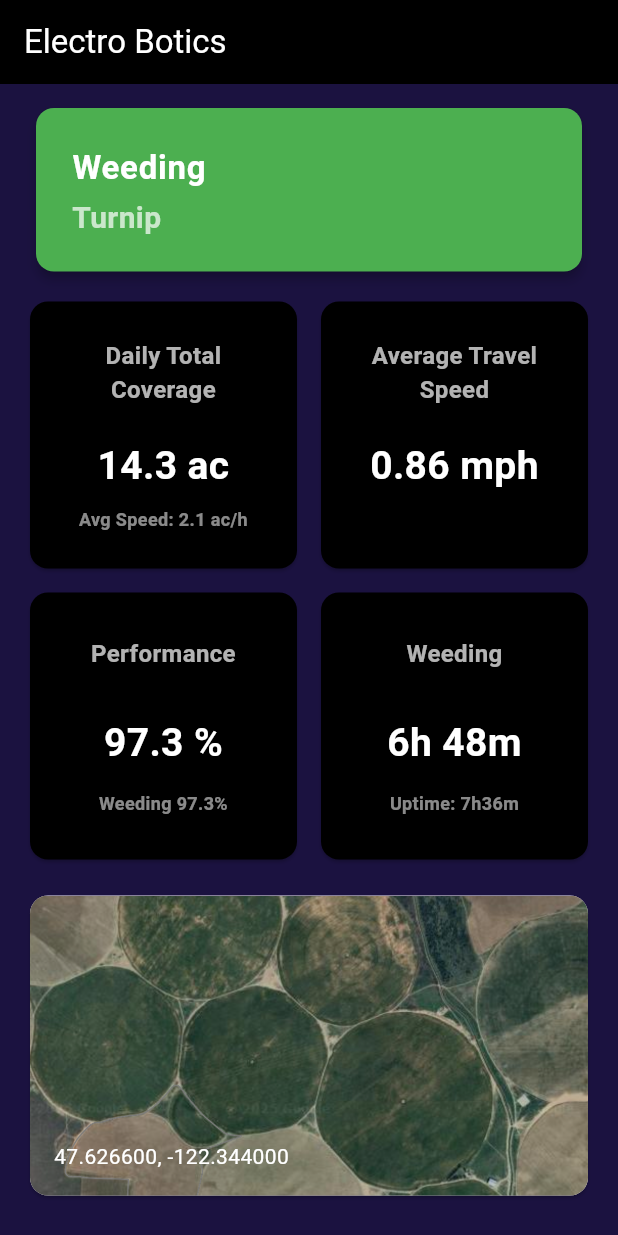
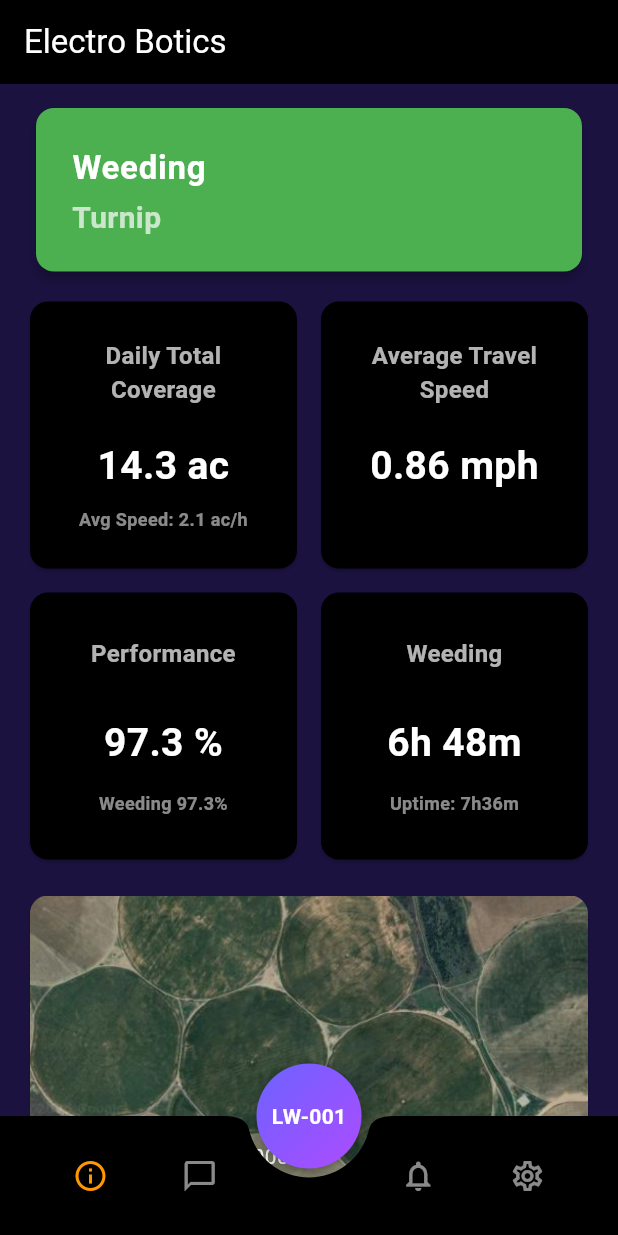
Before and after one commit to timmytimmytimmytime/flutter_crossplatform_demo, a Flutter app: the screen it shows after launch, on a phone screen of 412 x 824 dp. Run offline on Flutter 3.47's test engine with Material 3 defaults, Android fonts, the phone set to English and light mode, and no system bars; missing offline and left inert: window_manager; Roboto replaces fonts that are missing (Exo 2).

Commit message:
Adding bottom nav, inner screen routing, info/chat/notifications/settings screens, machine picker FAB/menu

```diff
--- a/lib/main.dart
+++ b/lib/main.dart
@@ -1,5 +1,5 @@
 import 'package:flutter/material.dart';
-import 'src/app.dart';
+import 'src/app/app.dart';
 import 'dart:io' show Platform;
 import 'package:flutter/foundation.dart' show kIsWeb;
 import 'package:window_manager/window_manager.dart';
--- a/lib/src/app.dart
+++ /dev/null
@@ -1,66 +0,0 @@
-import 'package:flutter/material.dart';
-import 'widgets/card/status_card/status_card.dart';
-import 'widgets/card/metric_card/metric_card.dart';
-import 'widgets/card/map_card/map_card.dart';
-import 'widgets/viewport/adaptive_viewport.dart';
-
-class App extends StatelessWidget {
-  const App({super.key});
-
-  @override
-  Widget build(BuildContext context) {
-    return MaterialApp(
-      home: AdaptiveViewport(
-        child: Scaffold(
-          // backgroundColor: #0A0024,
-          backgroundColor: const Color(0xFF1B1240),
-          appBar: AppBar(
-            title: Text(
-              'Electro Botics',
-              style: const TextStyle(color: Colors.white),
-            ),
-            backgroundColor: Colors.black,
-          ),
-          body: Center(
-            child: Column(
-              children: [
-                StatusCard(title: 'Weeding', subtitle: 'Turnip'),
-                GridView.count(
-                  padding: const EdgeInsets.only(left: 16, top: 16, right: 16),
-                  crossAxisCount: 2,
-                  shrinkWrap: true,
-                  physics: const NeverScrollableScrollPhysics(),
-                  crossAxisSpacing: 8,
-                  mainAxisSpacing: 8,
-                  children: const [
-                    MetricCard(
-                      title: 'Daily Total Coverage',
-                      value: '14.3 ac',
-                      subtitle: 'Avg Speed: 2.1 ac/h',
-                    ),
-                    MetricCard(
-                      title: 'Average Travel Speed',
-                      value: '0.86 mph',
-                      subtitle: ' ',
-                    ),
-                    MetricCard(
-                      title: 'Performance',
-                      value: '97.3 %',
-                      subtitle: 'Weeding 97.3%',
-                    ),
-                    MetricCard(
-                      title: 'Weeding',
-                      value: '6h 48m',
-                      subtitle: 'Uptime: 7h36m',
-                    ),
-                  ],
-                ),
-                MapCard(),
-              ],
-            ),
-          ),
-        ),
-      ),
-    );
-  }
-}
--- /dev/null
+++ b/lib/src/app/app.dart
@@ -0,0 +1,18 @@
+import 'package:flutter/material.dart';
+import '../widgets/viewport/adaptive_viewport.dart';
+import 'app_routes.dart';
+
+class App extends StatelessWidget {
+  const App({super.key});
+
+  @override
+  Widget build(BuildContext context) {
+    return AdaptiveViewport(
+      child: MaterialApp(
+        // home: HomeScreen(),
+        onGenerateRoute: generateRoute,
+        theme: ThemeData.dark(useMaterial3: true),
+      ),
+    );
+  }
+}
--- /dev/null
+++ b/lib/src/app/app_routes.dart
@@ -0,0 +1,22 @@
+import 'package:flutter/material.dart';
+import '../screens/home/home_screen.dart';
+import '../screens/chat/chat_screen.dart';
+import '../screens/metrics/metric_details.dart';
+
+class AppRoutes {
+  static const home = '/';
+  static const chat = '/chat';
+}
+
+Route<dynamic> generateRoute(RouteSettings settings) {
+  switch (settings.name) {
+    case AppRoutes.home:
+      return MaterialPageRoute(builder: (_) => const HomeScreen());
+    case AppRoutes.chat:
+      return MaterialPageRoute(builder: (_) => const ChatScreen());
+    default:
+      return MaterialPageRoute(
+        builder: (_) => MetricScreen(metricTileNumber: settings.name ?? ''),
+      );
+  }
+}
--- a/lib/src/screens/home/home_screen.dart
+++ b/lib/src/screens/home/home_screen.dart
@@ -1,12 +1,100 @@
 import 'package:flutter/material.dart';
+import '../machines/machine_info.dart';
+import '../chat/chat_screen.dart';
+import '../notifications/notifications_screen.dart';
+import '../settings/settings_screen.dart';
+import '../../widgets/machine_picker/machine_picker_button.dart';
 
-class HomeScreen extends StatelessWidget {
+class HomeScreen extends StatefulWidget {
   const HomeScreen({super.key});
 
   @override
+  State<HomeScreen> createState() => _HomeScreenState();
+}
+
+class _HomeScreenState extends State<HomeScreen> {
+  int _selectedIndex = 0;
+  String _activeMachine = 'LW-001';
+
+  final _tabs = const [
+    MachineInfoScreen(),
+    ChatScreen(),
+    NotificationsScreen(),
+    SettingsScreen(),
+  ];
+
+  void _onItemTapped(int index) => setState(() => _selectedIndex = index);
+
+  void _showMachineSelector(BuildContext context) {
+    showModalBottomSheet(
+      context: context,
+      backgroundColor: Colors.black87,
+      builder: (context) {
+        final machines = ['LW-001', 'LW-002', 'LW-003'];
+        return ListView.builder(
+          itemCount: machines.length,
+          itemBuilder: (context, index) {
+            final id = machines[index];
+            return ListTile(
+              title: Text(id, style: const TextStyle(color: Colors.white)),
+              trailing: _activeMachine == id
+                  ? const Icon(Icons.check, color: Colors.orange)
+                  : null,
+              onTap: () {
+                setState(() => _activeMachine = id);
+                Navigator.pop(context);
+              },
+            );
+          },
+        );
+      },
+    );
+  }
+
+  @override
   Widget build(BuildContext context) {
-    return MaterialApp(
-      home: Scaffold(body: Center(child: Text('Home Screen'))),
+    return Scaffold(
+      extendBody: true,
+      body: IndexedStack(index: _selectedIndex, children: _tabs),
+      floatingActionButton: MachinePickerButton(
+        machineId: _activeMachine,
+        onPressed: () => _showMachineSelector(context),
+      ),
+      floatingActionButtonLocation: FloatingActionButtonLocation.centerDocked,
+      bottomNavigationBar: BottomAppBar(
+        shape: const CircularNotchedRectangle(),
+        notchMargin: 6,
+        color: Colors.black,
+        child: Padding(
+          padding: const EdgeInsets.symmetric(horizontal: 8.0),
+          child: Row(
+            mainAxisAlignment: MainAxisAlignment.spaceAround,
+            children: [
+              IconButton(
+                icon: const Icon(Icons.info_outline),
+                color: _selectedIndex == 0 ? Colors.orange : Colors.white54,
+                onPressed: () => _onItemTapped(0),
+              ),
+              IconButton(
+                icon: const Icon(Icons.chat_bubble_outline),
+                color: _selectedIndex == 1 ? Colors.orange : Colors.white54,
+                onPressed: () => _onItemTapped(1),
+              ),
+              const SizedBox(width: 48), // space for FAB bump
+              IconButton(
+                icon: const Icon(Icons.notifications_none),
+                color: _selectedIndex == 2 ? Colors.orange : Colors.white54,
+                onPressed: () => _onItemTapped(2),
+              ),
+              IconButton(
+                icon: const Icon(Icons.settings_outlined),
+                color: _selectedIndex == 3 ? Colors.orange : Colors.white54,
+                onPressed: () => _onItemTapped(3),
+              ),
+            ],
+          ),
+        ),
+      ),
     );
   }
 }
--- /dev/null
+++ b/lib/src/screens/machines/machine_info.dart
@@ -0,0 +1,65 @@
+import 'package:flutter/material.dart';
+import '../../widgets/card/status_card/status_card.dart';
+import '../../widgets/card/metric_card/metric_card.dart';
+import '../../widgets/card/map_card/map_card.dart';
+
+class MachineInfoScreen extends StatelessWidget {
+  const MachineInfoScreen({super.key});
+
+  @override
+  Widget build(BuildContext context) {
+    return Scaffold(
+      // backgroundColor: #0A0024,
+      backgroundColor: const Color(0xFF1B1240),
+      appBar: AppBar(
+        title: Text(
+          'Electro Botics',
+          style: const TextStyle(color: Colors.white),
+        ),
+        backgroundColor: Colors.black,
+      ),
+      body: Center(
+        child: Column(
+          children: [
+            StatusCard(title: 'Weeding', subtitle: 'Turnip'),
+            GridView.count(
+              padding: const EdgeInsets.only(left: 16, top: 16, right: 16),
+              crossAxisCount: 2,
+              shrinkWrap: true,
+              physics: const NeverScrollableScrollPhysics(),
+              crossAxisSpacing: 8,
+              mainAxisSpacing: 8,
+              children: const [
+                MetricCard(
+                  title: 'Daily Total Coverage',
+                  value: '14.3 ac',
+                  subtitle: 'Avg Speed: 2.1 ac/h',
+                  metricNumber: 1,
+                ),
+                MetricCard(
+                  title: 'Average Travel Speed',
+                  value: '0.86 mph',
+                  subtitle: ' ',
+                  metricNumber: 2,
+                ),
+                MetricCard(
+                  title: 'Performance',
+                  value: '97.3 %',
+                  subtitle: 'Weeding 97.3%',
+                  metricNumber: 3,
+                ),
+                MetricCard(
+                  title: 'Weeding',
+                  value: '6h 48m',
+                  subtitle: 'Uptime: 7h36m',
+                  metricNumber: 4,
+                ),
+              ],
+            ),
+            MapCard(),
+          ],
+        ),
+      ),
+    );
+  }
+}
--- a/lib/src/widgets/card/metric_card/metric_card.dart
+++ b/lib/src/widgets/card/metric_card/metric_card.dart
@@ -4,16 +4,23 @@ class MetricCard extends StatelessWidget {
   final String title;
   final String value;
   final String? subtitle;
+  final int metricNumber;
   const MetricCard({
     super.key,
     required this.title,
     required this.value,
     this.subtitle,
+    required this.metricNumber,
   });
 
   @override
   Widget build(BuildContext context) {
-    return Card(
+    return GestureDetector(
+      onTap: () {
+        // print('Card tapped metric #$metricNumber');
+        Navigator.pushNamed(context, '$metricNumber');
+      },
+      child: Card(
         color: Colors.black,
         shape: RoundedRectangleBorder(borderRadius: BorderRadius.circular(12)),
         child: Padding(
@@ -54,6 +61,7 @@ class MetricCard extends StatelessWidget {
             ],
           ),
         ),
+      ),
     );
   }
 }
--- /dev/null
+++ b/lib/src/widgets/machine_picker/machine_picker_button.dart
@@ -0,0 +1,56 @@
+import 'package:flutter/material.dart';
+
+class MachinePickerButton extends StatelessWidget {
+  final String machineId;
+  final VoidCallback onPressed;
+
+  const MachinePickerButton({
+    super.key,
+    required this.machineId,
+    required this.onPressed,
+  });
+
+  @override
+  Widget build(BuildContext context) {
+    return Container(
+      width: 70,
+      height: 70,
+      decoration: BoxDecoration(
+        shape: BoxShape.circle,
+        gradient: const LinearGradient(
+          colors: [
+            Color(0xFF6C63FF), // bluish purple tone from logo
+            Color(0xFFAD4BFF), // pinkish violet highlight
+          ],
+          begin: Alignment.topLeft,
+          end: Alignment.bottomRight,
+        ),
+        boxShadow: [
+          BoxShadow(
+            color: Colors.black.withOpacity(0.3),
+            blurRadius: 8,
+            offset: const Offset(0, 3),
+          ),
+        ],
+      ),
+      child: Material(
+        color: Colors.transparent,
+        shape: const CircleBorder(),
+        clipBehavior: Clip.antiAlias,
+        child: InkWell(
+          onTap: onPressed,
+          child: Center(
+            child: Text(
+              machineId,
+              style: const TextStyle(
+                color: Colors.white,
+                fontWeight: FontWeight.bold,
+                fontSize: 14,
+              ),
+            ),
+          ),
+        ),
+      ),
+    );
+  }
+}
```
Also changed, not shown: lib/src/screens/chat/chat_screen.dart (added, +19 -0 lines), lib/src/screens/metrics/metric_details.dart (added, +38 -0 lines), lib/src/screens/notifications/notifications_screen.dart (added, +24 -0 lines), lib/src/screens/settings/settings_screen.dart (added, +33 -0 lines). Lines whose indentation alone changed are shown as unchanged.
